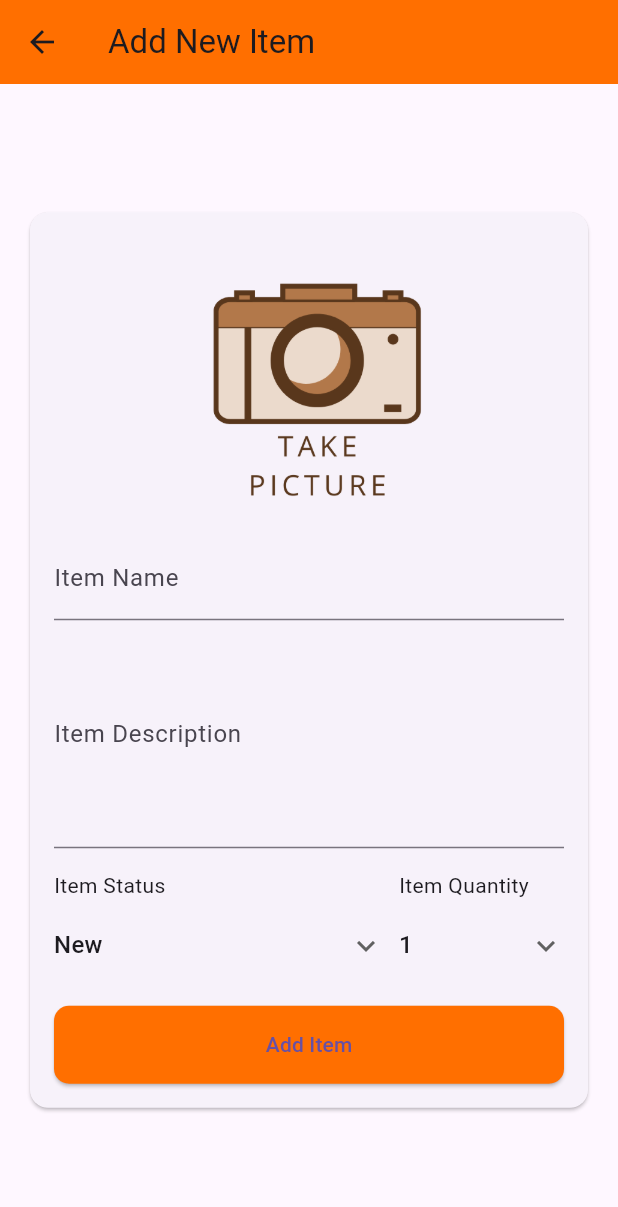
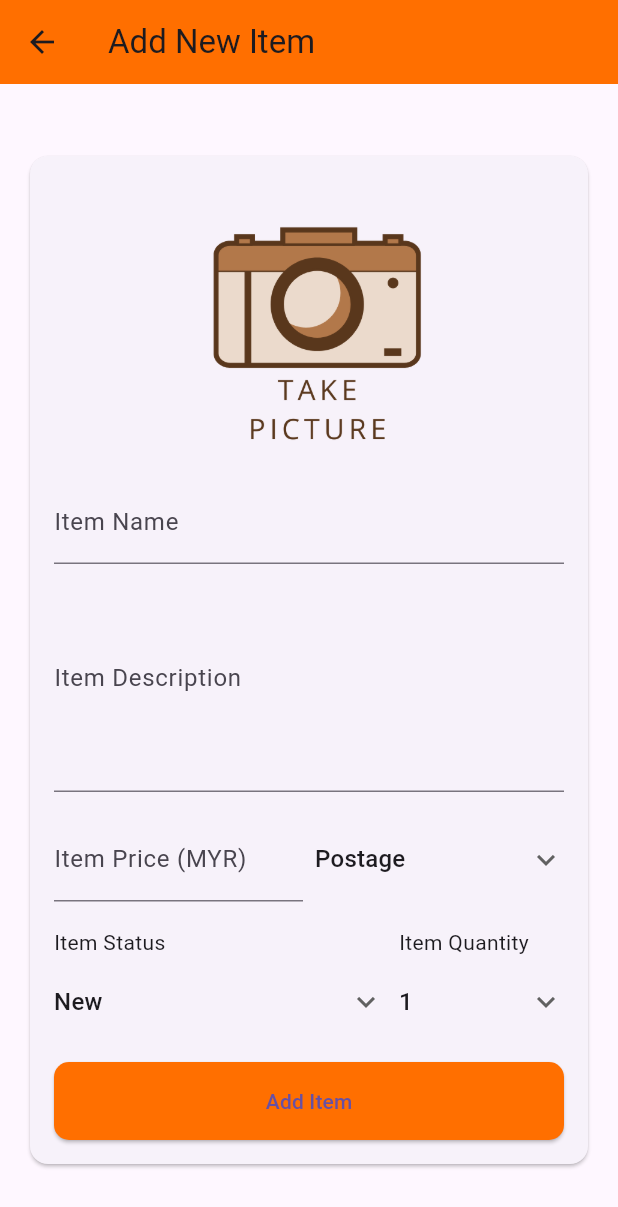
Before and after one commit to ahmadhanis/FlutterA242, a Flutter app: the NewItemScreen screen opened directly with empty values, on a phone screen of 412 x 824 dp. Shown: the top 1207 px of the screen. Run offline on Flutter 3.47's test engine with Material 3 defaults, Android fonts, the phone set to English and light mode, and no system bars; our stand-ins replace firebase_core, firebase_database, image_picker, shared_preferences; missing offline and left inert: tflite; accounts and stored records are empty; network calls fail.

Commit message:
list items + new fields

```diff
--- /dev/null
+++ b/unigo/lib/model/item.dart
@@ -0,0 +1,48 @@
+class Item {
+  String? itemId;
+  String? userId;
+  String? itemName;
+  String? itemDesc;
+  String? itemStatus;
+  String? itemQty;
+  String? itemPrice;
+  String? itemDelivery;
+  String? itemDate;
+
+  Item(
+      {this.itemId,
+      this.userId,
+      this.itemName,
+      this.itemDesc,
+      this.itemStatus,
+      this.itemQty,
+      this.itemPrice,
+      this.itemDelivery,
+      this.itemDate});
+
+  Item.fromJson(Map<String, dynamic> json) {
+    itemId = json['item_id'];
+    userId = json['user_id'];
+    itemName = json['item_name'];
+    itemDesc = json['item_desc'];
+    itemStatus = json['item_status'];
+    itemQty = json['item_qty'];
+    itemPrice = json['item_price'];
+    itemDelivery = json['item_delivery'];
+    itemDate = json['item_date'];
+  }
+
+  Map<String, dynamic> toJson() {
+    final Map<String, dynamic> data = <String, dynamic>{};
+    data['item_id'] = itemId;
+    data['user_id'] = userId;
+    data['item_name'] = itemName;
+    data['item_desc'] = itemDesc;
+    data['item_status'] = itemStatus;
+    data['item_qty'] = itemQty;
+    data['item_price'] = itemPrice;
+    data['item_delivery'] = itemDelivery;
+    data['item_date'] = itemDate;
+    return data;
+  }
+}
--- a/unigo/lib/myconfig.dart
+++ b/unigo/lib/myconfig.dart
@@ -1,3 +1,3 @@
 class MyConfig{
-  static const String myurl = "http://10.30.2.18/";
+  static const String myurl = "http://10.19.34.184/";
 }
--- a/unigo/lib/view/newitemscreen.dart
+++ b/unigo/lib/view/newitemscreen.dart
@@ -20,6 +20,12 @@ class _NewItemScreenState extends State<NewItemScreen> {
   Uint8List? webImageBytes;
   TextEditingController itemController = TextEditingController();
   TextEditingController descController = TextEditingController();
+  TextEditingController priceController = TextEditingController();
+  String delivery = "Postage";
+  var deliveryOptions = [
+    'Postage',
+    'Pickup',
+  ];
   String dropdownvalue = 'New';
   var itemstatus = [
     'New',
@@ -87,6 +93,44 @@ class _NewItemScreenState extends State<NewItemScreen> {
                             ),
                             keyboardType: TextInputType.text,
                             maxLines: 5,
+                          ),
+                          const SizedBox(
+                            height: 15,
+                          ),
+                          Row(
+                            children: [
+                              Flexible(
+                                  flex: 1,
+                                  child: TextField(
+                                    controller: priceController,
+                                    decoration: const InputDecoration(
+                                      labelText: "Item Price (MYR)",
+                                    ),
+                                    keyboardType: TextInputType.number,
+                                  )),
+                              const SizedBox(
+                                width: 8,
+                              ),
+                              Flexible(
+                                child: DropdownButton(
+                                  itemHeight: 60,
+                                  value: delivery,
+                                  underline: const SizedBox(),
+                                  isExpanded: true,
+                                  icon: const Icon(Icons.keyboard_arrow_down),
+                                  items: deliveryOptions.map((String items) {
+                                    return DropdownMenuItem(
+                                      value: items,
+                                      child: Text(items),
+                                    );
+                                  }).toList(),
+                                  onChanged: (String? newValue) {
+                                    delivery = newValue!;
+                                    setState(() {});
+                                  },
+                                ),
+                              )
+                            ],
                           ),
                           const SizedBox(
                             height: 15,
@@ -283,6 +327,14 @@ class _NewItemScreenState extends State<NewItemScreen> {
       );
       return;
     }
+    if (priceController.text.isEmpty) {
+      ScaffoldMessenger.of(context).showSnackBar(
+        const SnackBar(
+          content: Text("Please enter item price"),
+        ),
+      );
+      return;
+    }
     showDialog(
       context: context,
       builder: (BuildContext context) {
@@ -316,7 +368,7 @@ class _NewItemScreenState extends State<NewItemScreen> {
     String itemQty = dropdownvalue2;
     String base64Image = base64Encode(_image!.readAsBytesSync());
     String userId = widget.user.userId.toString();
-
+    String itemPrice = priceController.text;
     http.post(Uri.parse("${MyConfig.myurl}/unigo/php/insert_item.php"), body: {
       "name": itemName,
       "description": itemDesc,
@@ -324,6 +376,8 @@ class _NewItemScreenState extends State<NewItemScreen> {
       "quantity": itemQty,
       "image": base64Image,
       "userid": userId,
+      "delivery": delivery,
+      "price": itemPrice,
     }).then((response) {
       print(response.body);
       if (response.statusCode == 200) {
```
Also changed, not shown: unigo/lib/view/mainscreen.dart (+56 -7 lines), unigo/lib/view/registerscreen.dart (+43 -10 lines), unigo/unigo/unigo/assets/images/items/item-10.png (added), unigo/unigo/unigo/assets/images/items/item-2.png (added), unigo/unigo/unigo/assets/images/items/item-3.png (added), unigo/unigo/unigo/assets/images/items/item-4.png (added), unigo/unigo/unigo/assets/images/items/item-5.png (added), unigo/unigo/unigo/assets/images/items/item-6.png (added), unigo/unigo/unigo/assets/images/items/item-7.png (added), unigo/unigo/unigo/assets/images/items/item-8.png (added), unigo/unigo/unigo/assets/images/items/item-9.png (added), 7 other files.
